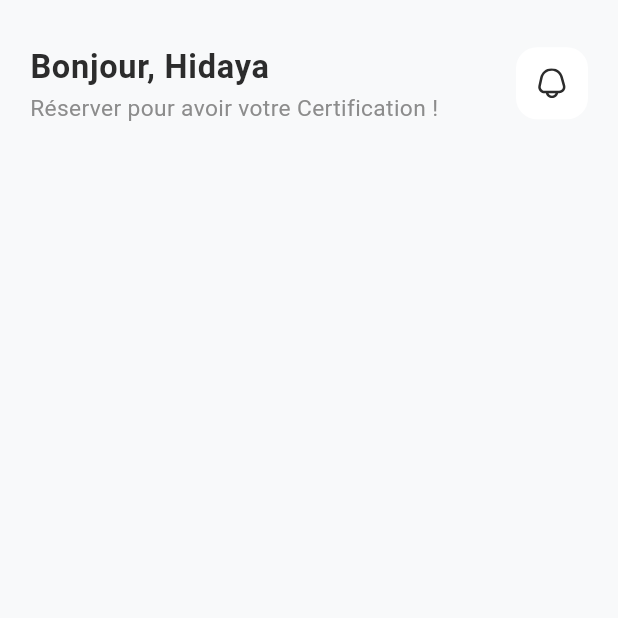
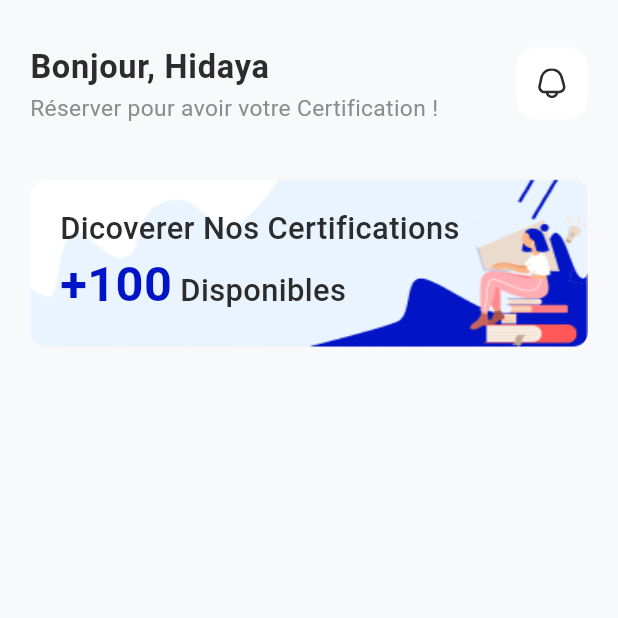
Before and after one commit to As-tra/quatre_c, a Flutter app: the screen it shows after launch, on a phone screen of 412 x 824 dp, the top half of it. Run offline on Flutter 3.47's test engine with Material 3 defaults, Android fonts, the phone set to English and light mode, and no system bars; our stand-ins replace flutter_svg, gap, get.

Commit message:
created certification banner

```diff
--- a/lib/utils/app_styles.dart
+++ b/lib/utils/app_styles.dart
@@ -89,9 +89,17 @@ abstract class AppStyles {
     );
   }
 
-  static TextStyle style24SemiBold(BuildContext context, {Color? color}) {
+  static TextStyle style24ExtraBold(BuildContext context, {Color? color}) {
     return TextStyle(
       fontSize: getResponsiveFontSize(context, fontsize: 24),
+      fontWeight: FontWeight.w800,
+      color: color,
+    );
+  }
+
+  static TextStyle style30ExtraBold(BuildContext context, {Color? color}) {
+    return TextStyle(
+      fontSize: getResponsiveFontSize(context, fontsize: 30),
       fontWeight: FontWeight.w800,
       color: color,
     );
--- /dev/null
+++ b/lib/widgets/certification_banner.dart
@@ -0,0 +1,70 @@
+import 'package:flutter/material.dart';
+import 'package:quatre_c/utils/app_colors.dart';
+import 'package:quatre_c/utils/app_styles.dart';
+import 'package:quatre_c/utils/assets.dart';
+
+class CertificationBanner extends StatelessWidget {
+  const CertificationBanner({super.key});
+
+  @override
+  Widget build(BuildContext context) {
+    double width = MediaQuery.sizeOf(context).width;
+    return Container(
+      width: width,
+      height: 113,
+      padding: const EdgeInsets.symmetric(
+        horizontal: 20,
+      ),
+      decoration: BoxDecoration(
+        borderRadius: BorderRadius.circular(11),
+        image: const DecorationImage(
+          image: AssetImage(
+            Assets.imagesHomeBanner,
+          ),
+          fit: BoxFit.fill,
+        ),
+      ),
+      child: Column(
+        mainAxisAlignment: MainAxisAlignment.center,
+        crossAxisAlignment: CrossAxisAlignment.stretch,
+        children: [
+          FittedBox(
+            fit: BoxFit.scaleDown,
+            alignment: Alignment.centerLeft,
+            child: Text(
+              "Dicoverer Nos Certifications",
+              style: AppStyles.style19Medium(
+                context,
+                color: AppColors.textColor,
+              ),
+            ),
+          ),
+          FittedBox(
+            fit: BoxFit.scaleDown,
+            alignment: Alignment.centerLeft,
+            child: Text.rich(
+              TextSpan(
+                children: [
+                  TextSpan(
+                    text: "+100",
+                    style: AppStyles.style30ExtraBold(
+                      context,
+                      color: AppColors.primaryColor,
+                    ),
+                  ),
+                  TextSpan(
+                    text: " Disponibles",
+                    style: AppStyles.style19Medium(
+                      context,
+                      color: AppColors.textColor,
+                    ),
+                  )
+                ],
+              ),
+            ),
+          ),
+        ],
+      ),
+    );
+  }
+}
--- a/lib/widgets/home_view_body.dart
+++ b/lib/widgets/home_view_body.dart
@@ -1,5 +1,6 @@
 import 'package:flutter/material.dart';
 import 'package:gap/gap.dart';
+import 'package:quatre_c/widgets/certification_banner.dart';
 import 'package:quatre_c/widgets/home_header_section.dart';
 
 class HomeViewBody extends StatelessWidget {
@@ -12,11 +13,14 @@ class HomeViewBody extends StatelessWidget {
         horizontal: 20,
       ),
       child: Column(
+        crossAxisAlignment: CrossAxisAlignment.stretch,
         children: [
           Gap(20),
           HomeHeaderSection(
             title: "Bonjour, Hidaya",
           ),
+          Gap(28),
+          CertificationBanner(),
         ],
       ),
     );
```
Also changed, not shown: assets/images/home_banner.png.
